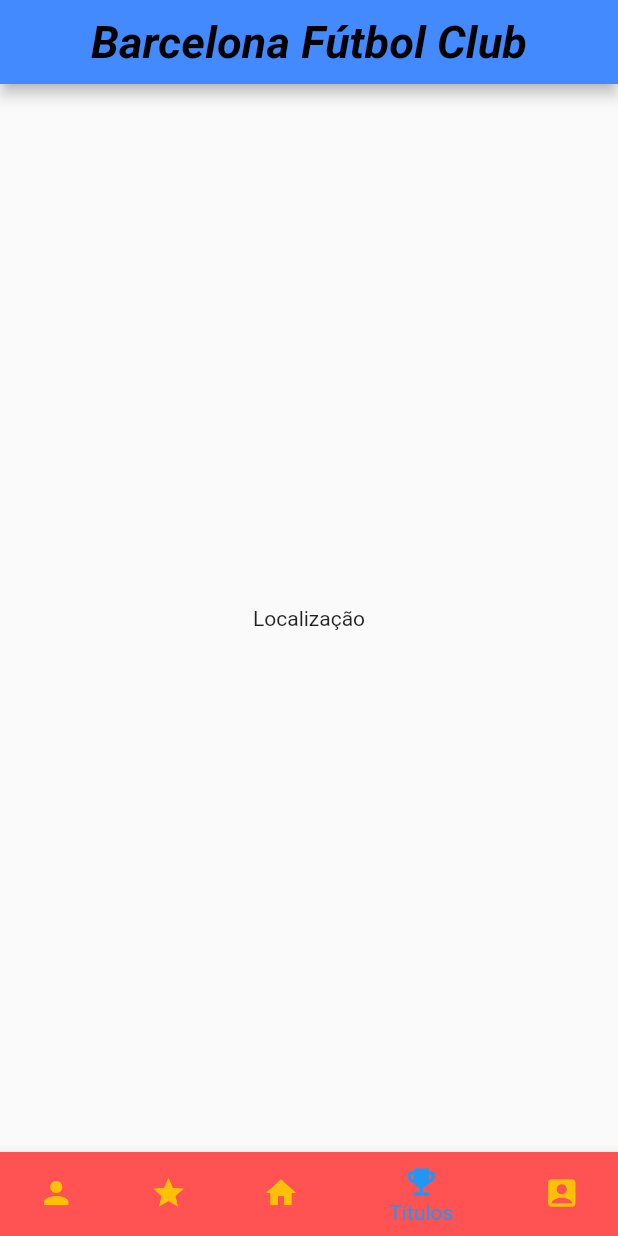
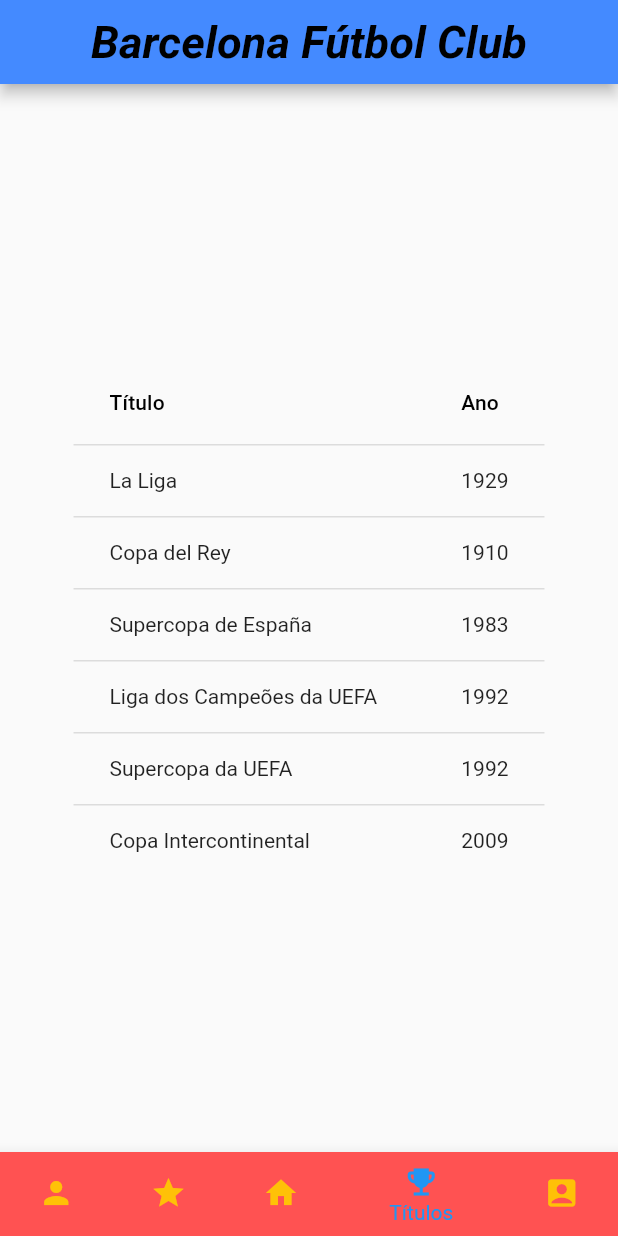
Before and after one commit to italo-mauricio/Flutter_POO1, a Flutter app: the screen it shows after launch, item 4 of the bottom bar chosen, on a phone screen of 412 x 824 dp. Run offline on Flutter 3.47's test engine with Material 2 defaults, Android fonts, the phone set to English and light mode, and no system bars; network calls fail.

Commit message:
feat: adicionando inicio da tabela de títulos

```diff
--- a/atividade_receita1/lib/atividade_receita1/AtividadeReceita1.dart
+++ b/atividade_receita1/lib/atividade_receita1/AtividadeReceita1.dart
@@ -1,3 +1,6 @@
+import 'teste.dart';
+
+
 import 'package:flutter/material.dart';
 // ignore: depend_on_referenced_packages, import_of_legacy_library_into_null_safe
 import 'dart:math' as math;
@@ -198,6 +201,7 @@ Widget _EstadioBarcelona = SingleChildScrollView(
 
 
 
+
 class _MyAppState extends State<MyApp> {
   int _Index = 0;
   final List<Widget> _pages = [
@@ -205,7 +209,7 @@ class _MyAppState extends State<MyApp> {
     Center(child: _historiaBarca,),
     Center(child: _lionelMessi),
     Center(child: _EstadioBarcelona),
-    const Center(child: Text("Localização")),
+    Center(child: tabelaBarcelona()),
     const Center(child: Text("Meu Perfil")),
   ];
 
--- /dev/null
+++ b/atividade_receita1/lib/atividade_receita1/teste.dart
@@ -0,0 +1,37 @@
+import 'package:flutter/material.dart';
+
+
+Widget tabelaBarcelona() {
+  final List<String> titulos = [
+    "La Liga",
+    "Copa del Rey",
+    "Supercopa de España",
+    "Liga dos Campeões da UEFA",
+    "Supercopa da UEFA",
+    "Copa Intercontinental"
+  ];
+
+  final List<int> anos = [
+    1929,
+    1910,
+    1983,
+    1992,
+    1992,
+    2009
+  ];
+
+  return DataTable(
+    columns: [
+      DataColumn(label: Text('Título')),
+      DataColumn(label: Text('Ano')),
+    ],
+    rows: [
+      for (var i = 0; i < titulos.length; i++)
+        DataRow(cells: [
+          DataCell(Text(titulos[i])),
+          DataCell(Text(anos[i].toString())),
+        ])
+    ],
+
+  );
+}
```
